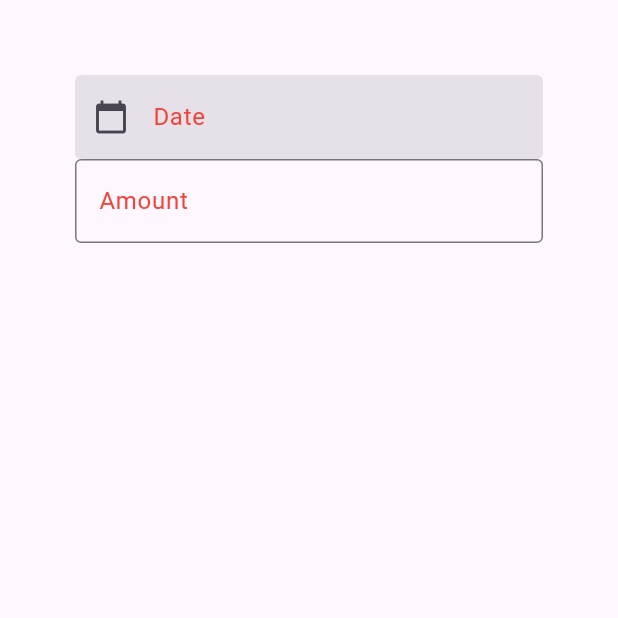
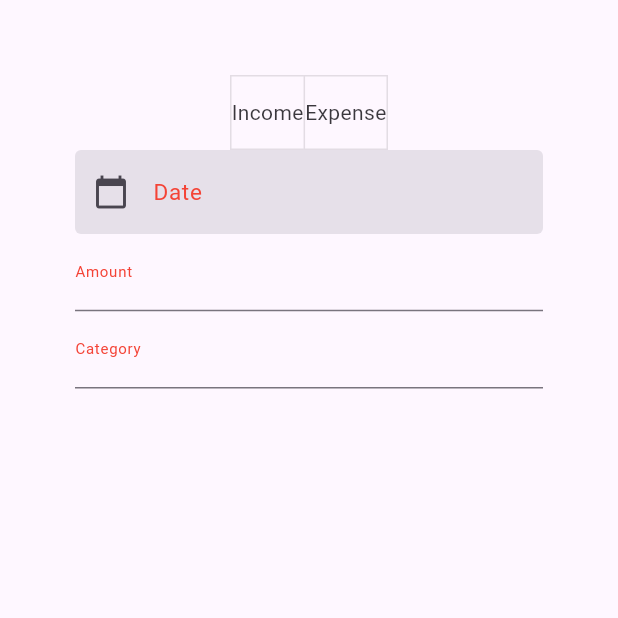
Before and after one commit to Lucassalvacio/FinanceTracker, a Flutter app: the _NewTransactionForm screen opened directly, on a phone screen of 412 x 824 dp, the top half of it. Run offline on Flutter 3.47's test engine with Material 3 defaults, Android fonts, the phone set to English and light mode, and no system bars; missing offline and left inert: dart:ffi.

Commit message:
Continued Progress on CreateNewTransaction Form
- added Number Format and NumPad Keyboard for amount field
- Made Category Field and 2 Toggle Buttons

```diff
--- a/lib/transactions/createNewTransactionPage.dart
+++ b/lib/transactions/createNewTransactionPage.dart
@@ -1,6 +1,7 @@
 
 import 'package:flutter/cupertino.dart';
 import 'package:flutter/material.dart';
+import 'package:flutter/services.dart';
 
 class CreateNewTransaction extends StatelessWidget{
   const CreateNewTransaction({super.key});
@@ -19,30 +20,40 @@ class _NewTransactionForm extends StatefulWidget{
   }
 }
 
+
 class _NewTransactionFormState extends State<_NewTransactionForm>{
 
   final _formKey = GlobalKey<FormState>();
   TextEditingController _dateController = TextEditingController();
-  DateTime? _picked = DateTime.now();
+  DateTime? _pickedDate = DateTime.now();
+  int _transactionTypeIdx = 0;
+  List<bool> _selectedButtons = List.generate(2, (_) => false);
+
 
   Future<void> _selectDate() async {
-    _picked = await showDatePicker(
+    _pickedDate = await showDatePicker(
       context: context,
-      initialDate: _picked,
+      initialDate: _pickedDate,
       firstDate: DateTime(2000),
       lastDate: DateTime(2100),
     );
 
-    if(_picked != null){
+    if(_pickedDate != null){
       setState(() {
-        _dateController.text = _picked.toString().split(" ")[0];
+        _dateController.text = _pickedDate.toString().split(" ")[0];
       });
     }else{
       setState(() {
-        _picked = DateTime.now();
-        _dateController.text = _picked.toString().split(" ")[0];
+        _pickedDate = DateTime.now();
+        _dateController.text = _pickedDate.toString().split(" ")[0];
       });
     }
+  }
+
+  void _selectTransactionType(int idx){
+    setState(() {
+      _transactionTypeIdx = idx;
+    });
   }
 
   @override
@@ -54,12 +65,51 @@ class _NewTransactionFormState extends State<_NewTransactionForm>{
           margin: const EdgeInsets.only(top: 50.0, left: 50.0, right: 50.0),
           child: Column(
             children: <Widget>[
+              // ListTile(
+              //   title: const Text('Income'),
+              //   leading: Radio<int>(
+              //     value: 0,
+              //     groupValue: _transactionTypeIdx,
+              //     onChanged: (int? value) {
+              //       setState(() {
+              //         _transactionTypeIdx = 0;
+              //       });
+              //     },
+              //   ),
+              // ),
+              // ListTile(
+              //   title: const Text('Expense'),
+              //   leading: Radio<int>(
+              //     value: 1,
+              //     groupValue: _transactionTypeIdx,
+              //     onChanged: (int? value) {
+              //       setState(() {
+              //         _transactionTypeIdx = 1;
+              //       });
+              //     },
+              //   ),
+              // ),
+              ToggleButtons(
+                isSelected: _selectedButtons,
+                onPressed: (int idx){
+                  setState(() {
+                    _selectedButtons.setAll(0, [_selectedButtons[idx], _selectedButtons[idx]]);
+                    _selectedButtons[idx] = !_selectedButtons[idx];
+                  });
+                },
+                children: const <Widget>[
+                  Text('Income'),
+                  Text('Expense'),
+                ],
+              ),
               TextFormField(
+
                 controller: _dateController,
                 decoration: const InputDecoration(
                   labelText: 'Date',
                   labelStyle: TextStyle(
-                      color: Colors.red
+                    color: Colors.red,
+                    fontSize: 15,
                   ),
                   filled: true,
                   prefixIcon: Icon(Icons.calendar_today),
@@ -69,7 +119,6 @@ class _NewTransactionFormState extends State<_NewTransactionForm>{
                   focusedBorder: OutlineInputBorder(
                     borderSide: BorderSide(color: Colors.red),
                   ),
-
                 ),
                 readOnly: true,
                 onTap: () {
@@ -78,22 +127,35 @@ class _NewTransactionFormState extends State<_NewTransactionForm>{
               ),
               TextFormField(
                 decoration: const InputDecoration(
-                    border: OutlineInputBorder(),
-                    hintText: 'Enter Amount',
                     labelText: 'Amount',
                     labelStyle: TextStyle(
-                      color: Colors.red
+                      color: Colors.red,
+                      fontSize: 10,
                     ),
-                    focusedBorder: OutlineInputBorder(
-                      borderSide: BorderSide(
-                          color: Colors.red
-                      ),
+                    focusedBorder: UnderlineInputBorder(
+                      borderSide: BorderSide(color: Colors.red),
+                    )
+                ),
+                keyboardType: TextInputType.number,
+                inputFormatters: <TextInputFormatter>[
+                  FilteringTextInputFormatter.digitsOnly
+                ],
+              ),
+              TextFormField(
+                decoration: const InputDecoration(
+                    labelText: 'Category',
+                    labelStyle: TextStyle(
+                      color: Colors.red,
+                      fontSize: 10,
+                    ),
+                    focusedBorder: UnderlineInputBorder(
+                      borderSide: BorderSide(color: Colors.red),
                     )
                 ),
               ),
             ],
-          ),
-        )
+          )
+        ),
       )
     );
   }
```
Also changed, not shown: 1 other file.
